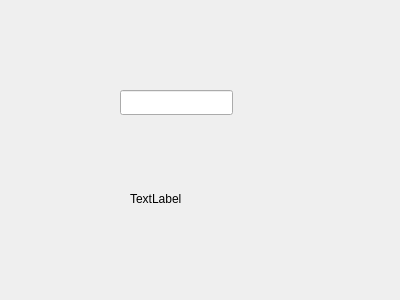
This is usermain.ui in NuiRukki/LibManSys as Qt 5 draws it before an edit. The edited form follows.
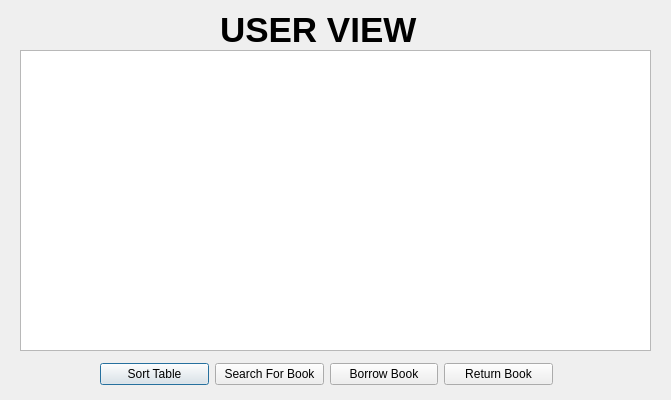
This is the edited form.

Patch:
```diff
--- a/usermain.ui
+++ b/usermain.ui
@@ -6,34 +6,81 @@
    <rect>
     <x>0</x>
     <y>0</y>
-    <width>400</width>
-    <height>300</height>
+    <width>671</width>
+    <height>400</height>
    </rect>
   </property>
   <property name="windowTitle">
    <string>Dialog</string>
   </property>
-  <widget class="QLineEdit" name="lineEdit">
+  <widget class="QTableView" name="tableView">
    <property name="geometry">
     <rect>
-     <x>120</x>
-     <y>90</y>
-     <width>113</width>
-     <height>25</height>
+     <x>20</x>
+     <y>50</y>
+     <width>631</width>
+     <height>301</height>
     </rect>
    </property>
   </widget>
+  <widget class="QWidget" name="horizontalLayoutWidget">
+   <property name="geometry">
+    <rect>
+     <x>100</x>
+     <y>360</y>
+     <width>453</width>
+     <height>28</height>
+    </rect>
+   </property>
+   <layout class="QHBoxLayout" name="horizontalLayout">
+    <item>
+     <widget class="QPushButton" name="sortTable">
+      <property name="text">
+       <string>Sort Table</string>
+      </property>
+     </widget>
+    </item>
+    <item>
+     <widget class="QPushButton" name="searchTable">
+      <property name="text">
+       <string>Search For Book</string>
+      </property>
+     </widget>
+    </item>
+    <item>
+     <widget class="QPushButton" name="borrowBook">
+      <property name="text">
+       <string>Borrow Book</string>
+      </property>
+     </widget>
+    </item>
+    <item>
+     <widget class="QPushButton" name="returnBook">
+      <property name="text">
+       <string>Return Book</string>
+      </property>
+     </widget>
+    </item>
+   </layout>
+  </widget>
   <widget class="QLabel" name="label">
    <property name="geometry">
     <rect>
-     <x>130</x>
-     <y>190</y>
-     <width>53</width>
-     <height>18</height>
+     <x>220</x>
+     <y>10</y>
+     <width>201</width>
+     <height>40</height>
     </rect>
    </property>
+   <property name="font">
+    <font>
+     <family>Arial</family>
+     <pointsize>26</pointsize>
+     <bold>true</bold>
+    </font>
+   </property>
    <property name="text">
-    <string>TextLabel</string>
+    <string>USER VIEW</string>
    </property>
   </widget>
  </widget>
```
